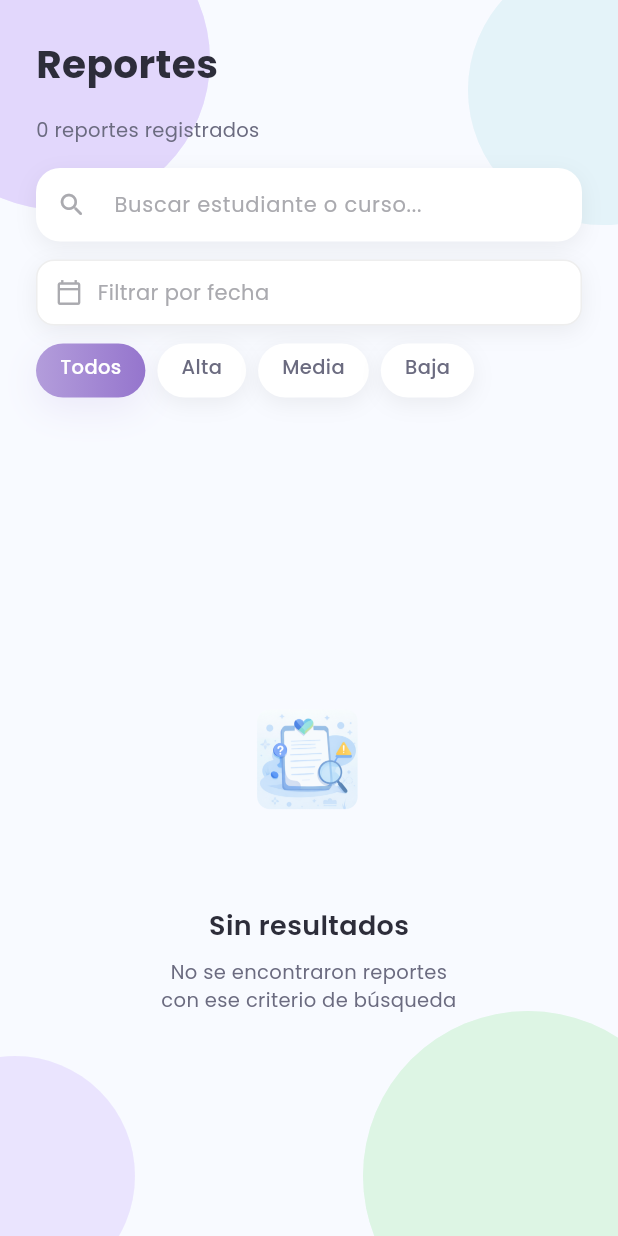
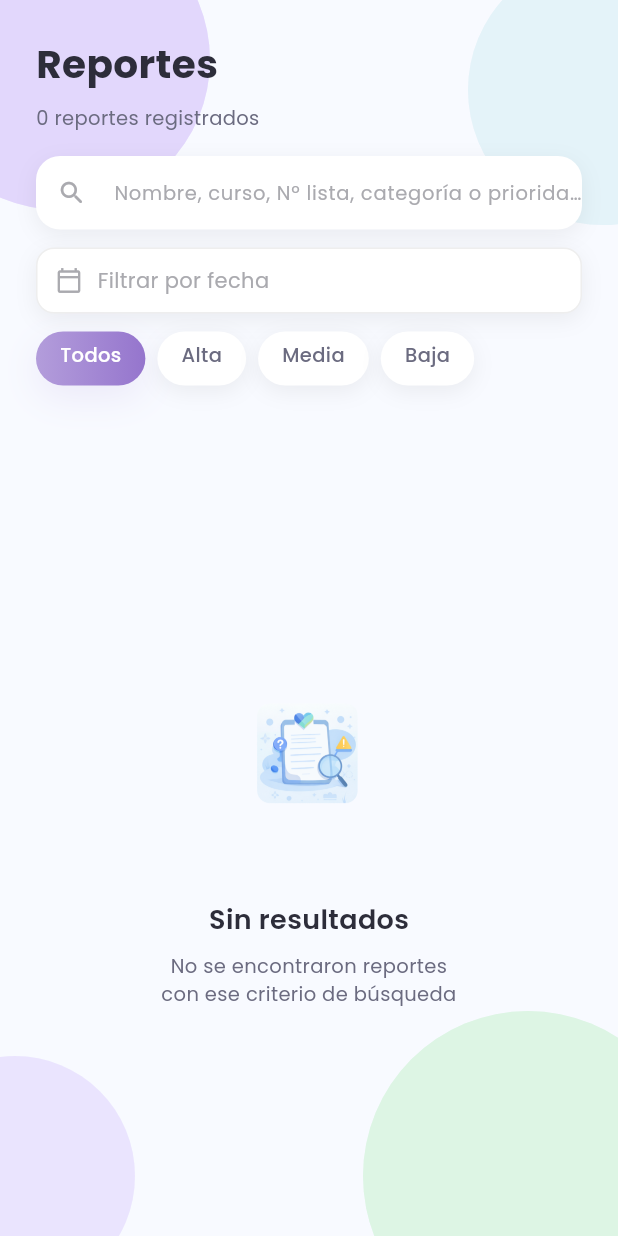
Before and after one commit to Luishernandez001/sirenamaster, a Flutter app: the ReportsListScreen widget shown alone on an empty page, opened directly, on a phone screen of 412 x 824 dp. Run offline on Flutter 3.47's test engine with Material 3 defaults, Android fonts, the phone set to English and light mode, and no system bars; our stand-ins replace cloud_firestore, firebase_auth, firebase_core, google_fonts; accounts and stored records are empty.

Commit message:
permite hacer mas busquedas

```diff
--- a/lib/views/reports_list_screen.dart
+++ b/lib/views/reports_list_screen.dart
@@ -1,6 +1,6 @@
 // ============================================================
 // reports_list_screen.dart — Lista de todos los reportes
-// Con filtros por prioridad y búsqueda por nombre
+// Filtros por prioridad y búsqueda por nombre, curso, Nº lista, categoría y prioridad
 // ============================================================
 
 import 'package:flutter/material.dart';
@@ -40,13 +40,46 @@ class _ReportsListScreenState extends State<ReportsListScreen> {
     _reportesStream = FirebaseFirestore.instance.collection('reportes').orderBy('fechaHora', descending: true).snapshots();
   }
 
+  /// Minúsculas y sin tildes para comparar búsqueda con datos (p. ej. "academico" ≈ "Académico").
+  static String _normalizeForSearch(String input) {
+    var s = input.toLowerCase();
+    const from = 'áàäâãåéèëêíìïîóòöôõúùüûñ';
+    const to = 'aaaaaaeeeeiiiiooooouuuun';
+    for (var i = 0; i < from.length; i++) {
+      s = s.replaceAll(from[i], to[i]);
+    }
+    return s.trim();
+  }
+
+  static bool _fieldContainsQuery(String fieldValue, String queryNormalized) {
+    if (queryNormalized.isEmpty) return true;
+    return _normalizeForSearch(fieldValue).contains(queryNormalized);
+  }
+
+  bool _matchesTextSearch(ReportModel r, String rawQuery) {
+    final trimmed = rawQuery.trim();
+    if (trimmed.isEmpty) return true;
+    final qn = _normalizeForSearch(trimmed);
+
+    if (_fieldContainsQuery(r.studentName, qn)) return true;
+    if (_fieldContainsQuery(r.course, qn)) return true;
+    if (_fieldContainsQuery(r.category, qn)) return true;
+    if (_fieldContainsQuery(r.priority, qn)) return true;
+
+    if (RegExp(r'^\d+$').hasMatch(trimmed)) {
+      final n = int.tryParse(trimmed);
+      if (n != null && r.listNumber == n) return true;
+    }
+    if (r.listNumber != null && _normalizeForSearch('${r.listNumber}').contains(qn)) return true;
+
+    return false;
+  }
+
   // Retorna los reportes filtrados según búsqueda y prioridad
   List<ReportModel> _applyFilters(List<ReportModel> list) {
     return list.where((r) {
       final matchesPriority = _activeFilter == 'Todos' || r.priority == _activeFilter;
-      final matchesSearch = _searchQuery.isEmpty ||
-          r.studentName.toLowerCase().contains(_searchQuery.toLowerCase()) ||
-          r.course.toLowerCase().contains(_searchQuery.toLowerCase());
+      final matchesSearch = _matchesTextSearch(r, _searchQuery);
       final matchesDate = _selectedDate == null ||
           (r.date.year == _selectedDate!.year && r.date.month == _selectedDate!.month && r.date.day == _selectedDate!.day);
       return matchesPriority && matchesSearch && matchesDate;
@@ -57,6 +90,26 @@ class _ReportsListScreenState extends State<ReportsListScreen> {
   void dispose() {
     _searchController.dispose();
     super.dispose();
+  }
+
+  List<ReportModel> _mapDocsToReports(List<QueryDocumentSnapshot<Object?>> docs) {
+    return docs.map((d) {
+      final data = d.data() as Map<String, dynamic>;
+      final datos = data['datosEstudiante'] as Map<String, dynamic>? ?? {};
+      final autor = data['autor'] as Map<String, dynamic>? ?? {};
+      final clas = data['clasificacion'] as Map<String, dynamic>? ?? {};
+      return ReportModel(
+        id: d.id,
+        studentName: datos['nombre']?.toString() ?? '',
+        course: datos['curso']?.toString() ?? '',
+        listNumber: parseFirestoreOptionalInt(datos['numeroLista']),
+        priority: clas['prioridad']?.toString() ?? 'Media',
+        category: clas['categoria']?.toString() ?? 'Otro',
+        description: data['descripcion']?.toString() ?? '',
+        date: (data['fechaHora'] is Timestamp) ? (data['fechaHora'] as Timestamp).toDate() : DateTime.now(),
+        reportedBy: autor['nombre']?.toString() ?? '',
+      );
+    }).toList();
   }
 
   @override
@@ -77,53 +130,29 @@ class _ReportsListScreenState extends State<ReportsListScreen> {
                 ),
               ),
             ),
-            const SizedBox(height: 16),
-            Expanded(
+            const SizedBox(height: 8),
+            Padding(
+              padding: const EdgeInsets.symmetric(horizontal: 24),
               child: StreamBuilder<QuerySnapshot>(
                 stream: _reportesStream,
                 builder: (context, snapshot) {
                   if (snapshot.hasError) {
-                    return Center(child: Text('Error cargando reportes', style: GoogleFonts.poppins(color: AppColors.textMedium)));
+                    return Text('Error al cargar el conteo', style: GoogleFonts.poppins(fontSize: 13, color: AppColors.textMedium));
                   }
-                  if (snapshot.connectionState == ConnectionState.waiting && !snapshot.hasData) {
-                    return const Center(child: CircularProgressIndicator());
-                  }
-
-                  final docs = snapshot.data?.docs ?? [];
-                  final reports = docs.map((d) {
-                    final data = d.data() as Map<String, dynamic>;
-                    final datos = data['datosEstudiante'] as Map<String, dynamic>? ?? {};
-                    final autor = data['autor'] as Map<String, dynamic>? ?? {};
-                    final clas = data['clasificacion'] as Map<String, dynamic>? ?? {};
-                    return ReportModel(
-                      id: d.id,
-                      studentName: datos['nombre'] ?? '',
-                      course: datos['curso'] ?? '',
-                      listNumber: parseFirestoreOptionalInt(datos['numeroLista']),
-                      priority: clas['prioridad'] ?? 'Media',
-                      category: clas['categoria'] ?? 'Otro',
-                      description: data['descripcion'] ?? '',
-                      date: (data['fechaHora'] is Timestamp) ? (data['fechaHora'] as Timestamp).toDate() : DateTime.now(),
-                      reportedBy: autor['nombre'] ?? '',
-                    );
-                  }).toList();
-
-                  final filtered = _applyFilters(reports);
-
-                  return Column(
-                    crossAxisAlignment: CrossAxisAlignment.start,
-                    children: [
-                      Padding(
-                        padding: const EdgeInsets.symmetric(horizontal: 24),
-                        child: Text(
-                          '${reports.length} reportes registrados',
+                  final n = snapshot.data?.docs.length;
+                  final label = n == null ? '…' : '$n';
+                  return Text(
+                    '$label reportes registrados',
                     style: GoogleFonts.poppins(
                       fontSize: 13,
                       color: AppColors.textMedium,
                     ),
+                  );
+                },
               ),
             ),
             const SizedBox(height: 16),
+            // Fuera del StreamBuilder principal: evita perder el foco al escribir (p. ej. Flutter web + snapshots).
             Padding(
               padding: const EdgeInsets.symmetric(horizontal: 24),
               child: Container(
@@ -137,8 +166,8 @@ class _ReportsListScreenState extends State<ReportsListScreen> {
                   onChanged: (v) => setState(() => _searchQuery = v),
                   style: GoogleFonts.poppins(fontSize: 14, color: AppColors.textDark),
                   decoration: InputDecoration(
-                              hintText: 'Buscar estudiante o curso...',
-                              hintStyle: GoogleFonts.poppins(fontSize: 14, color: AppColors.textLight),
+                    hintText: 'Nombre, curso, Nº lista, categoría o prioridad…',
+                    hintStyle: GoogleFonts.poppins(fontSize: 13, color: AppColors.textLight),
                     prefixIcon: const Icon(Icons.search_rounded, color: AppColors.textLight, size: 20),
                     suffixIcon: _searchQuery.isNotEmpty
                         ? GestureDetector(
@@ -240,16 +269,28 @@ class _ReportsListScreenState extends State<ReportsListScreen> {
             ),
             const SizedBox(height: 16),
             Expanded(
-                        child: filtered.isEmpty
-                            ? const _EmptyState()
-                            : ListView.separated(
+              child: StreamBuilder<QuerySnapshot>(
+                stream: _reportesStream,
+                builder: (context, snapshot) {
+                  if (snapshot.hasError) {
+                    return Center(child: Text('Error cargando reportes', style: GoogleFonts.poppins(color: AppColors.textMedium)));
+                  }
+                  if (snapshot.connectionState == ConnectionState.waiting && !snapshot.hasData) {
+                    return const Center(child: CircularProgressIndicator());
+                  }
+
+                  final docs = snapshot.data?.docs ?? [];
+                  final reports = _mapDocsToReports(docs);
+                  final filtered = _applyFilters(reports);
+
+                  if (filtered.isEmpty) {
+                    return const _EmptyState();
+                  }
+                  return ListView.separated(
                     padding: const EdgeInsets.symmetric(horizontal: 24),
                     itemCount: filtered.length,
                     separatorBuilder: (_, _) => const SizedBox(height: 12),
                     itemBuilder: (_, i) => _ReportCard(report: filtered[i]),
-                              ),
-                      ),
-                    ],
                   );
                 },
               ),
```
Lines whose indentation alone changed are shown as unchanged.
